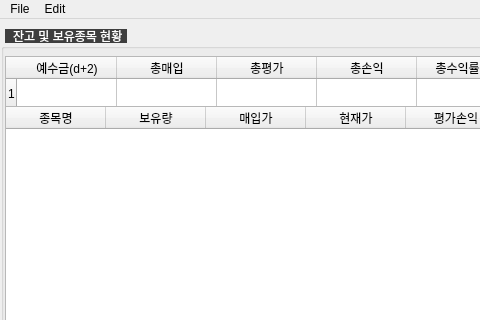
Old version of the form view/app.ui in the repository ggm1207/K-STOCK; both pictures show x 0 to 480 and y 0 to 320 of the 800 by 600 pixel window.
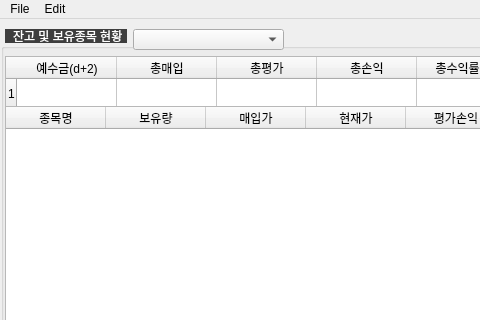
New version of the form. Icons and pictures are not drawn.

```diff
--- a/view/app.ui
+++ b/view/app.ui
@@ -163,6 +163,16 @@
       <string>조회</string>
      </property>
     </widget>
+    <widget class="QComboBox" name="accounts">
+     <property name="geometry">
+      <rect>
+       <x>132</x>
+       <y>0</y>
+       <width>151</width>
+       <height>21</height>
+      </rect>
+     </property>
+    </widget>
    </widget>
    <widget class="QGroupBox" name="groupBox_3">
     <property name="geometry">
```
Left out of the diff: 20 changed lines with no effect on the pictures.
